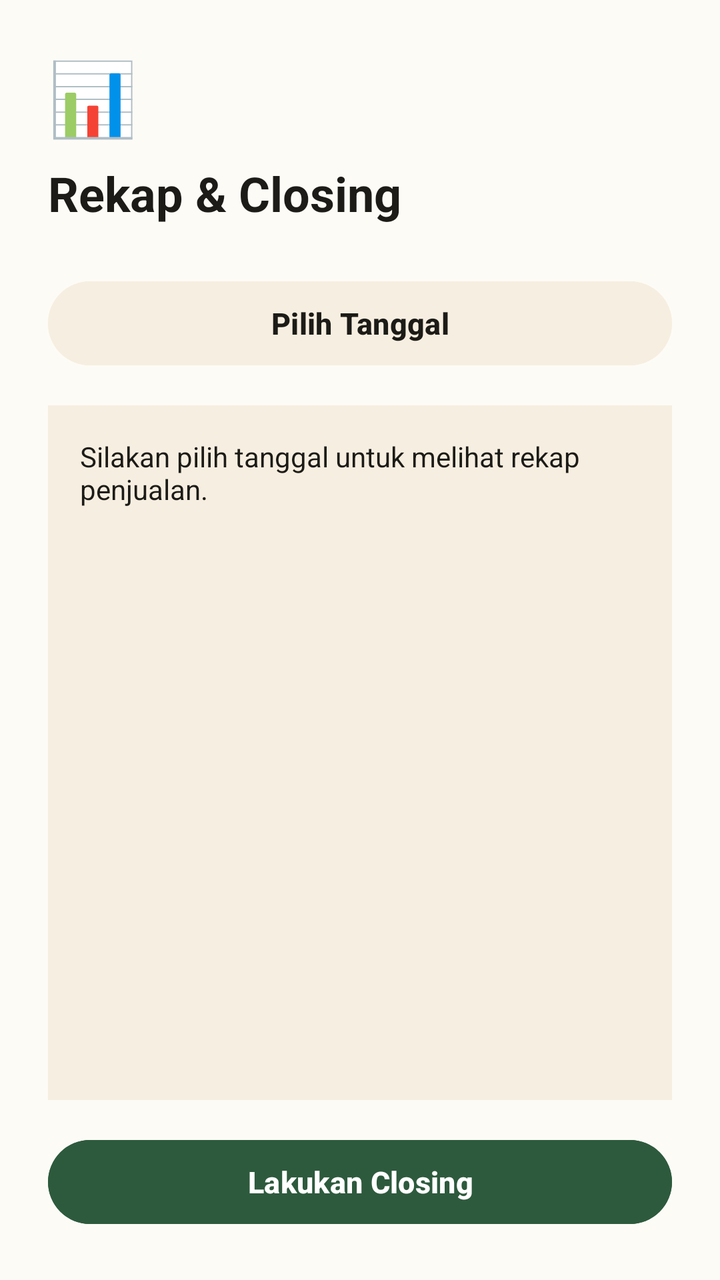
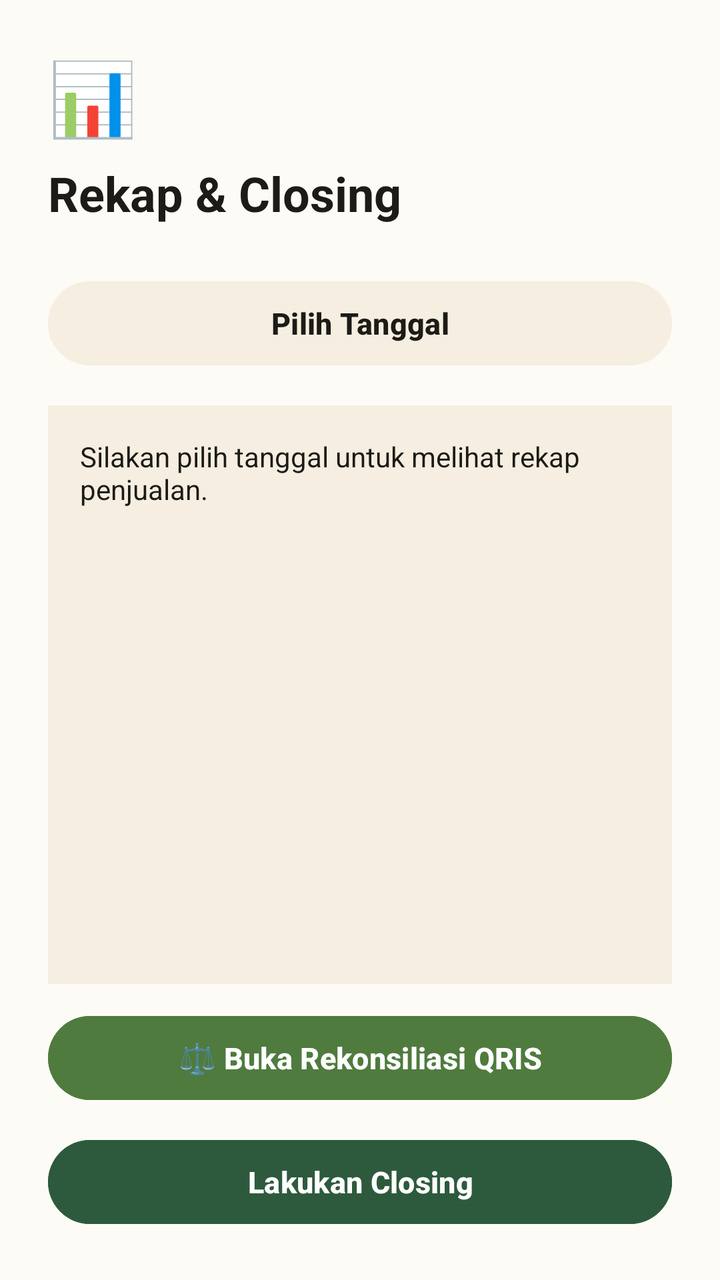

An Android layout rendered at two revisions. The XML below is the earlier revision; the diff shows what the commit changed to produce the second picture.
<!-- AndroidManifest.xml: application theme Theme.Machaindo -->
<!-- res/layout/activity_rekap.xml -->
<?xml version="1.0" encoding="utf-8"?>
<LinearLayout xmlns:android="http://schemas.android.com/apk/res/android"
    android:layout_width="match_parent"
    android:layout_height="match_parent"
    android:background="@color/matcha_cream"
    android:fitsSystemWindows="true"
    android:orientation="vertical"
    android:padding="24dp">

    <TextView
        android:layout_width="wrap_content"
        android:layout_height="wrap_content"
        android:text="📊"
        android:textSize="36sp" />

    <TextView
        android:layout_width="wrap_content"
        android:layout_height="wrap_content"
        android:layout_marginTop="8dp"
        android:text="Rekap &amp; Closing"
        android:textColor="@color/matcha_text"
        android:textSize="24sp"
        android:textStyle="bold" />

    <Button
        android:id="@+id/btnPilihTanggal"
        android:layout_width="match_parent"
        android:layout_height="50dp"
        android:layout_marginTop="24dp"
        android:backgroundTint="@color/matcha_field"
        android:text="Pilih Tanggal"
        android:textAllCaps="false"
        android:textColor="@color/matcha_text"
        android:textSize="15sp"
        android:textStyle="bold" />

    <TextView
        android:id="@+id/tvLaporan"
        android:layout_width="match_parent"
        android:layout_height="0dp"
        android:layout_marginTop="16dp"
        android:layout_weight="1"
        android:background="@color/matcha_field"
        android:padding="16dp"
        android:text="Silakan pilih tanggal untuk melihat rekap penjualan."
        android:textColor="@color/matcha_text"
        android:textSize="14sp" />

    <Button
        android:id="@+id/btnClosing"
        android:layout_width="match_parent"
        android:layout_height="50dp"
        android:layout_marginTop="16dp"
        android:backgroundTint="@color/matcha_green"
        android:text="Lakukan Closing"
        android:textAllCaps="false"
        android:textColor="@color/white"
        android:textSize="15sp"
        android:textStyle="bold" />

</LinearLayout>
<!-- resources referenced by this layout -->
<resources>
  <color name="matcha_cream">#FFFDFBF6</color>
  <color name="matcha_field">#FFF6EEE0</color>
  <color name="matcha_green">#FF2D5A3D</color>
  <color name="matcha_text">#FF1C1B17</color>
  <color name="white">#FFFFFFFF</color>
  <style name="Theme.Machaindo" parent="Theme.Material3.Light.NoActionBar">
          <item name="colorPrimary">@color/green_dark</item>
          <item name="android:statusBarColor">@color/cream_header</item>
          <item name="android:windowLightStatusBar">true</item>
      </style>
  <color name="green_dark">#2F5233</color>
  <color name="cream_header">#F3ECDD</color>
</resources>

<!-- the commit's change to res/layout/activity_rekap.xml (unified diff, before → after) -->
@@ -47,10 +47,22 @@
         android:textSize="14sp" />
 
     <Button
+        android:id="@+id/btnRekonsiliasi"
+        android:layout_width="match_parent"
+        android:layout_height="50dp"
+        android:layout_marginTop="12dp"
+        android:backgroundTint="@color/matcha_label"
+        android:text="⚖️ Buka Rekonsiliasi QRIS"
+        android:textAllCaps="false"
+        android:textColor="@color/white"
+        android:textSize="15sp"
+        android:textStyle="bold" />
+
+    <Button
         android:id="@+id/btnClosing"
         android:layout_width="match_parent"
         android:layout_height="50dp"
-        android:layout_marginTop="16dp"
+        android:layout_marginTop="12dp"
         android:backgroundTint="@color/matcha_green"
         android:text="Lakukan Closing"
         android:textAllCaps="false"
<!-- resource entries referenced after the edit -->
@@ -3,6 +3,7 @@
   <color name="matcha_cream">#FFFDFBF6</color>
   <color name="matcha_field">#FFF6EEE0</color>
   <color name="matcha_green">#FF2D5A3D</color>
+  <color name="matcha_label">#FF4F7B3F</color>
   <color name="matcha_text">#FF1C1B17</color>
   <color name="white">#FFFFFFFF</color>
   <style name="Theme.Machaindo" parent="Theme.Material3.Light.NoActionBar">
